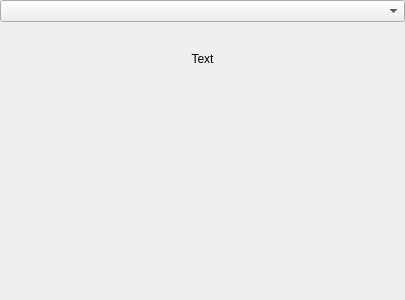
The window that Editor/CustomWidgets/paneltextures.ui (RPG-Paper-Maker/RPG-Paper-Maker) describes before a commit, drawn with Qt 5.
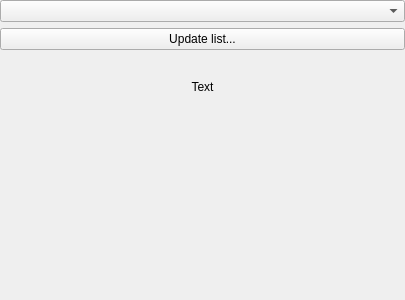
The same window after the commit. Custom widgets are drawn as their Qt base class.

Commit message: Tileset special elements: button to update list directly

Patch:
```diff
--- a/Editor/CustomWidgets/paneltextures.ui
+++ b/Editor/CustomWidgets/paneltextures.ui
@@ -27,10 +27,17 @@
     <number>0</number>
    </property>
    <item row="0" column="0">
-    <layout class="QVBoxLayout" name="verticalLayout" stretch="0,0,0,0,0,0,0,1">
+    <layout class="QVBoxLayout" name="verticalLayout" stretch="0,0,0,0,0,0,0,0,1">
      <item>
       <widget class="QComboBox" name="comboBox"/>
      </item>
+     <item>
+      <widget class="QPushButton" name="pushButtonUpdateList">
+       <property name="text">
+        <string>Update list...</string>
+       </property>
+      </widget>
+     </item>
      <item>
       <widget class="WidgetPreviewObject3D" name="widget3DObjectPreview" native="true"/>
      </item>
```
The commit also changes 2 other files.
